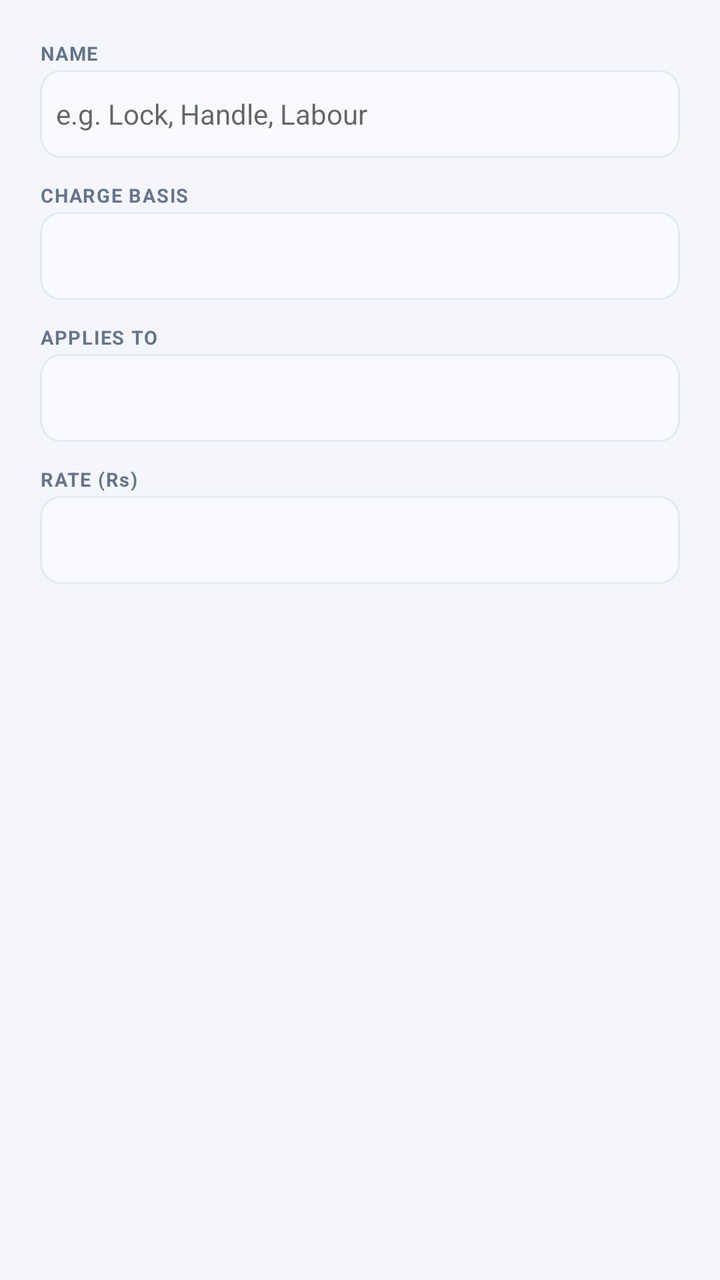
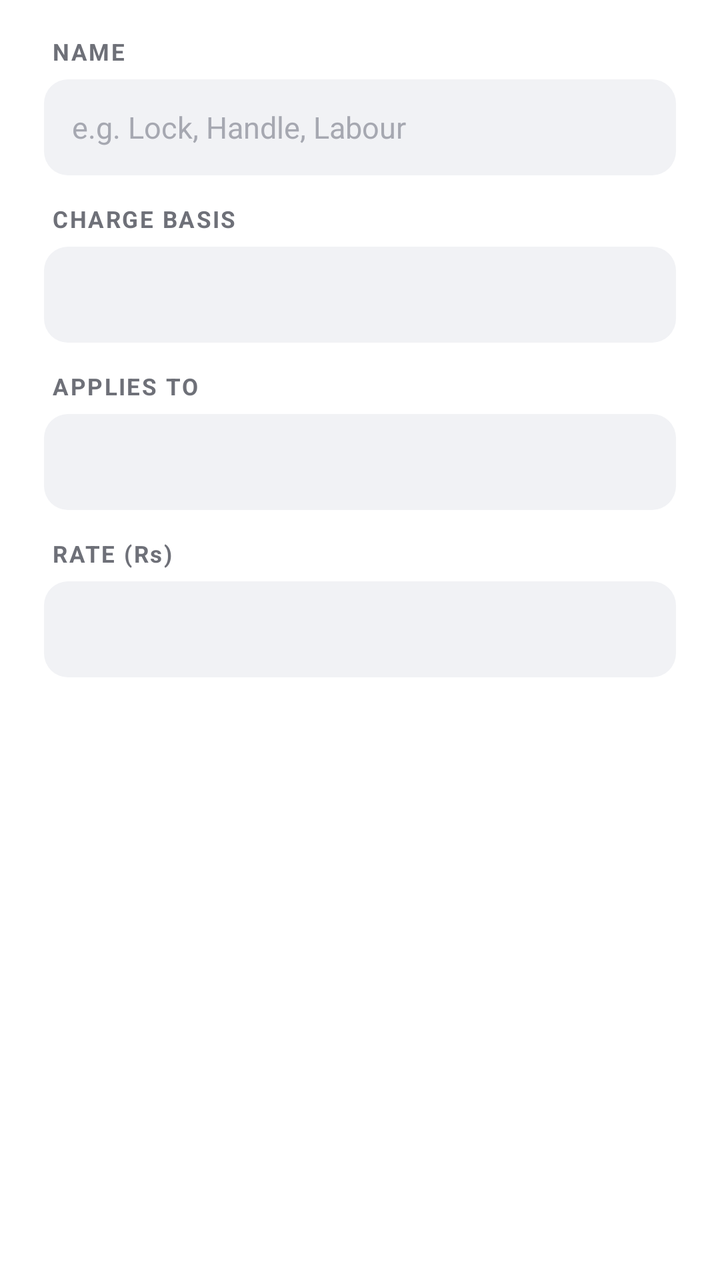

Before-and-after screenshots of an Android layout around one commit, followed by the original layout XML and the change that was made.
<!-- AndroidManifest.xml: application theme AppTheme -->
<!-- res/layout/dlg_extra.xml -->
<?xml version="1.0" encoding="utf-8"?>
<LinearLayout xmlns:android="http://schemas.android.com/apk/res/android"
    android:layout_width="match_parent" android:layout_height="wrap_content"
    android:orientation="vertical" android:padding="20dp">

    <TextView style="@style/FieldLabel" android:text="NAME"/>
    <EditText android:id="@+id/xName" android:layout_width="match_parent"
        android:layout_height="44dp" android:background="@drawable/bg_input"
        android:inputType="text" android:textSize="14sp" android:padding="8dp"
        android:hint="e.g. Lock, Handle, Labour"/>

    <TextView style="@style/FieldLabel" android:text="CHARGE BASIS"
        android:layout_marginTop="12dp"/>
    <Spinner android:id="@+id/xBasis" android:layout_width="match_parent"
        android:layout_height="44dp" android:background="@drawable/bg_input"/>

    <TextView style="@style/FieldLabel" android:text="APPLIES TO"
        android:layout_marginTop="12dp"/>
    <Spinner android:id="@+id/xSys" android:layout_width="match_parent"
        android:layout_height="44dp" android:background="@drawable/bg_input"/>

    <TextView style="@style/FieldLabel" android:text="RATE (Rs)"
        android:layout_marginTop="12dp"/>
    <EditText android:id="@+id/xRate" android:layout_width="match_parent"
        android:layout_height="44dp" android:background="@drawable/bg_input"
        android:inputType="numberDecimal" android:textSize="15sp"
        android:textStyle="bold" android:gravity="center" android:padding="8dp"/>
</LinearLayout>
<!-- resources referenced by this layout -->
<resources>
  <!-- drawable bg_input (drawable) -->
  <?xml version="1.0" encoding="utf-8"?>
  <shape xmlns:android="http://schemas.android.com/apk/res/android" android:shape="rectangle">
      <solid android:color="#F8FAFD"/>
      <corners android:radius="10dp"/>
      <stroke android:width="1dp" android:color="@color/line"/>
  </shape>
  <style name="FieldLabel">
          <item name="android:layout_width">wrap_content</item>
          <item name="android:layout_height">wrap_content</item>
          <item name="android:textSize">9.5sp</item>
          <item name="android:textStyle">bold</item>
          <item name="android:textColor">@color/mut</item>
          <item name="android:letterSpacing">0.06</item>
          <item name="android:layout_marginBottom">2dp</item>
      </style>
  <style name="AppTheme" parent="Theme.MaterialComponents.Light.NoActionBar">
          <item name="colorPrimary">@color/acc</item>
          <item name="colorPrimaryDark">@color/accDark</item>
          <item name="colorAccent">@color/acc</item>
          <item name="android:windowBackground">@color/bg</item>
          <item name="android:statusBarColor">@color/accDark</item>
      </style>
  <color name="line">#E5EAF3</color>
  <color name="mut">#66758C</color>
  <color name="acc">#2563EB</color>
  <color name="accDark">#1D4ED8</color>
  <color name="bg">#F4F6FB</color>
</resources>

<!-- the commit's change to res/layout/dlg_extra.xml (unified diff, before → after) -->
@@ -1,28 +1,35 @@
 <?xml version="1.0" encoding="utf-8"?>
 <LinearLayout xmlns:android="http://schemas.android.com/apk/res/android"
     android:layout_width="match_parent" android:layout_height="wrap_content"
-    android:orientation="vertical" android:padding="20dp">
+    android:orientation="vertical"
+    android:background="@color/card"
+    android:paddingStart="22dp" android:paddingEnd="22dp"
+    android:paddingTop="18dp" android:paddingBottom="24dp">
 
-    <TextView style="@style/FieldLabel" android:text="NAME"/>
+    <TextView style="@style/FieldLabel" android:text="NAME" android:labelFor="@+id/xName"/>
     <EditText android:id="@+id/xName" android:layout_width="match_parent"
-        android:layout_height="44dp" android:background="@drawable/bg_input"
-        android:inputType="text" android:textSize="14sp" android:padding="8dp"
+        android:layout_height="@dimen/ou_field_h" android:background="@drawable/bg_input"
+        android:inputType="text" android:textSize="15sp"
+        android:textColor="@color/txt" android:textColorHint="@color/hint"
+        android:gravity="center_vertical"
+        android:paddingStart="14dp" android:paddingEnd="14dp"
         android:hint="e.g. Lock, Handle, Labour"/>
 
     <TextView style="@style/FieldLabel" android:text="CHARGE BASIS"
-        android:layout_marginTop="12dp"/>
+        android:layout_marginTop="14dp" android:labelFor="@+id/xBasis"/>
     <Spinner android:id="@+id/xBasis" android:layout_width="match_parent"
-        android:layout_height="44dp" android:background="@drawable/bg_input"/>
+        android:layout_height="@dimen/ou_field_h" android:background="@drawable/bg_input"/>
 
     <TextView style="@style/FieldLabel" android:text="APPLIES TO"
-        android:layout_marginTop="12dp"/>
+        android:layout_marginTop="14dp" android:labelFor="@+id/xSys"/>
     <Spinner android:id="@+id/xSys" android:layout_width="match_parent"
-        android:layout_height="44dp" android:background="@drawable/bg_input"/>
+        android:layout_height="@dimen/ou_field_h" android:background="@drawable/bg_input"/>
 
     <TextView style="@style/FieldLabel" android:text="RATE (Rs)"
-        android:layout_marginTop="12dp"/>
+        android:layout_marginTop="14dp" android:labelFor="@+id/xRate"/>
     <EditText android:id="@+id/xRate" android:layout_width="match_parent"
-        android:layout_height="44dp" android:background="@drawable/bg_input"
-        android:inputType="numberDecimal" android:textSize="15sp"
+        android:layout_height="@dimen/ou_field_h" android:background="@drawable/bg_input"
+        android:inputType="numberDecimal" android:textSize="16sp"
+        android:textColor="@color/txt"
         android:textStyle="bold" android:gravity="center" android:padding="8dp"/>
 </LinearLayout>
<!-- resource entries referenced after the edit -->
@@ -1,32 +1,131 @@
 <!-- resources referenced by this layout -->
 <resources>
+  <color name="card">#FFFFFF</color>
+  <color name="hint">#A6A8B1</color>
+  <color name="txt">#1B1B1F</color>
+  <dimen name="ou_field_h">48dp</dimen>
   <!-- drawable bg_input (drawable) -->
   <?xml version="1.0" encoding="utf-8"?>
-  <shape xmlns:android="http://schemas.android.com/apk/res/android" android:shape="rectangle">
-      <solid android:color="#F8FAFD"/>
-      <corners android:radius="10dp"/>
-      <stroke android:width="1dp" android:color="@color/line"/>
-  </shape>
+  <selector xmlns:android="http://schemas.android.com/apk/res/android">
+      <item android:state_focused="true">
+          <shape android:shape="rectangle">
+              <solid android:color="@color/card"/>
+              <corners android:radius="@dimen/ou_radius_small"/>
+              <stroke android:width="1.6dp" android:color="@color/acc"/>
+          </shape>
+      </item>
+      <item>
+          <shape android:shape="rectangle">
+              <solid android:color="@color/card2"/>
+              <corners android:radius="@dimen/ou_radius_small"/>
+          </shape>
+      </item>
+  </selector>
   <style name="FieldLabel">
           <item name="android:layout_width">wrap_content</item>
           <item name="android:layout_height">wrap_content</item>
-          <item name="android:textSize">9.5sp</item>
+          <item name="android:textSize">11.5sp</item>
           <item name="android:textStyle">bold</item>
           <item name="android:textColor">@color/mut</item>
-          <item name="android:letterSpacing">0.06</item>
-          <item name="android:layout_marginBottom">2dp</item>
+          <item name="android:letterSpacing">0.07</item>
+          <item name="android:layout_marginBottom">6dp</item>
+          <item name="android:layout_marginStart">4dp</item>
       </style>
-  <style name="AppTheme" parent="Theme.MaterialComponents.Light.NoActionBar">
+  <style name="AppTheme" parent="Theme.MaterialComponents.DayNight.NoActionBar">
           <item name="colorPrimary">@color/acc</item>
           <item name="colorPrimaryDark">@color/accDark</item>
+          <item name="colorPrimaryVariant">@color/accDark</item>
+          <item name="colorSecondary">@color/acc</item>
+          <item name="colorSecondaryVariant">@color/accDark</item>
           <item name="colorAccent">@color/acc</item>
+          <item name="colorOnPrimary">@color/onAcc</item>
+          <item name="colorOnSecondary">@color/onAcc</item>
+          <item name="colorSurface">@color/card</item>
+          <item name="colorOnSurface">@color/txt</item>
+          <item name="colorError">@color/red</item>
+          <item name="android:colorBackground">@color/bg</item>
+  
           <item name="android:windowBackground">@color/bg</item>
-          <item name="android:statusBarColor">@color/accDark</item>
+          <item name="android:statusBarColor">@color/bg</item>
+          <item name="android:navigationBarColor">@color/bg</item>
+          <item name="android:windowLightStatusBar">@bool/ou_light_status</item>
+          <item name="android:textColorPrimary">@color/txt</item>
+          <item name="android:textColorSecondary">@color/mut</item>
+          <item name="android:textColorHint">@color/hint</item>
+          <item name="android:textColorHighlight">@color/accLight</item>
+          <item name="android:colorControlNormal">@color/ic</item>
+          <item name="android:colorControlActivated">@color/acc</item>
+          <item name="android:colorControlHighlight">@color/accRipple</item>
+          <item name="android:fontFamily">sans-serif</item>
+  
+          <item name="bottomSheetDialogTheme">@style/AluBottomSheet</item>
+          <item name="materialAlertDialogTheme">@style/AluDialogTheme</item>
+          <item name="alertDialogTheme">@style/AluDialogTheme</item>
+          <item name="android:alertDialogTheme">@style/AluDialogTheme</item>
+          <item name="dialogTheme">@style/AluDialogTheme</item>
       </style>
-  <color name="line">#E5EAF3</color>
-  <color name="mut">#66758C</color>
-  <color name="acc">#2563EB</color>
-  <color name="accDark">#1D4ED8</color>
-  <color name="bg">#F4F6FB</color>
+  <dimen name="ou_radius_small">12dp</dimen>
+  <color name="mut">#6E7078</color>
+  <color name="acc">#6C4CF1</color>
+  <color name="card2">#F1F2F5</color>
+  <color name="accDark">#5738D6</color>
+  <color name="onAcc">#FFFFFF</color>
+  <color name="red">#D93A32</color>
+  <color name="bg">#F4F5F7</color>
+  <color name="accLight">#EFEBFF</color>
+  <color name="ic">#4A4C54</color>
+  <color name="accRipple">#2E6C4CF1</color>
+  <style name="AluBottomSheet" parent="Theme.MaterialComponents.DayNight.BottomSheetDialog">
+          <item name="bottomSheetStyle">@style/AluBottomSheetShape</item>
+          <item name="android:backgroundDimAmount">0.42</item>
+          <item name="android:statusBarColor">@color/transparent</item>
+          <item name="android:navigationBarColor">@color/card</item>
+      </style>
+  <style name="AluDialogTheme" parent="ThemeOverlay.MaterialComponents.MaterialAlertDialog">
+          <item name="alertDialogStyle">@style/AluDialogStyle</item>
+          <item name="materialAlertDialogTitleTextStyle">@style/OuDialogTitle</item>
+          <item name="materialAlertDialogBodyTextStyle">@style/OuDialogBody</item>
+          <item name="buttonBarPositiveButtonStyle">@style/OuDialogButton</item>
+          <item name="buttonBarNegativeButtonStyle">@style/OuDialogButton</item>
+          <item name="buttonBarNeutralButtonStyle">@style/OuDialogButton</item>
+      </style>
+  <style name="AluBottomSheetShape" parent="Widget.MaterialComponents.BottomSheet.Modal">
+          <item name="android:background">@android:color/transparent</item>
+          <item name="backgroundTint">@android:color/transparent</item>
+          <item name="shapeAppearanceOverlay">@style/OuSheetShape</item>
+      </style>
+  <color name="transparent">#00000000</color>
+  <style name="AluDialogStyle" parent="MaterialAlertDialog.MaterialComponents">
+          <item name="shapeAppearanceOverlay">@style/OuDialogShape</item>
+          <item name="backgroundTint">@color/card</item>
+      </style>
+  <style name="OuDialogTitle" parent="MaterialAlertDialog.MaterialComponents.Title.Text">
+          <item name="android:textColor">@color/txt</item>
+          <item name="android:textSize">20sp</item>
+          <item name="android:textStyle">bold</item>
+          <item name="android:letterSpacing">-0.01</item>
+      </style>
+  <style name="OuDialogBody" parent="MaterialAlertDialog.MaterialComponents.Body.Text">
+          <item name="android:textColor">@color/mut</item>
+          <item name="android:textSize">14.5sp</item>
+      </style>
+  <style name="OuDialogButton" parent="Widget.MaterialComponents.Button.TextButton.Dialog">
+          <item name="android:textColor">@color/acc</item>
+          <item name="android:textSize">15sp</item>
+          <item name="android:textStyle">bold</item>
+          <item name="android:textAllCaps">false</item>
+          <item name="rippleColor">@color/accRipple</item>
+      </style>
+  <style name="OuSheetShape">
+          <item name="cornerSizeTopLeft">@dimen/ou_sheet_radius</item>
+          <item name="cornerSizeTopRight">@dimen/ou_sheet_radius</item>
+          <item name="cornerSizeBottomLeft">0dp</item>
+          <item name="cornerSizeBottomRight">0dp</item>
+      </style>
+  <style name="OuDialogShape">
+          <item name="cornerSize">@dimen/ou_radius_card</item>
+      </style>
+  <dimen name="ou_sheet_radius">26dp</dimen>
+  <dimen name="ou_radius_card">26dp</dimen>
 </resources>
 
